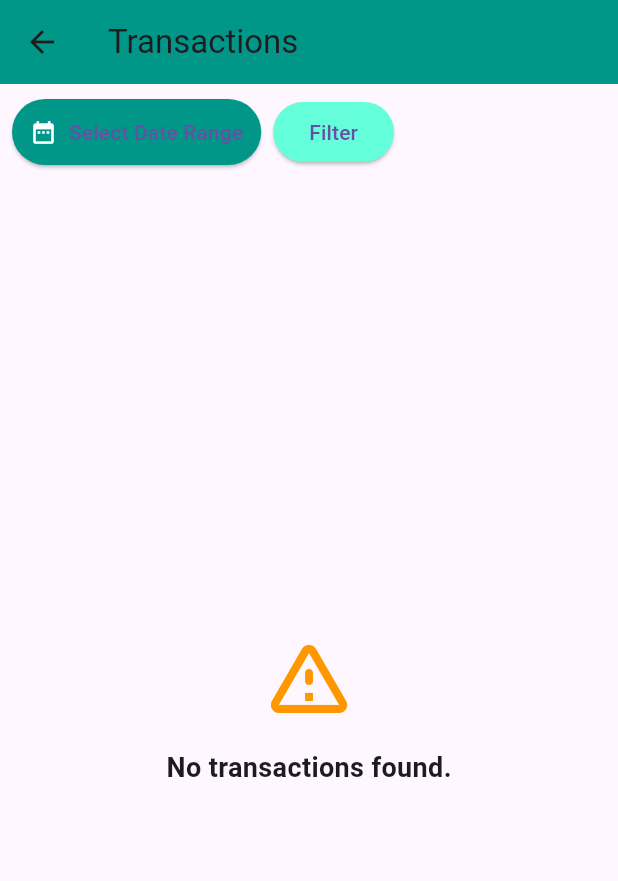
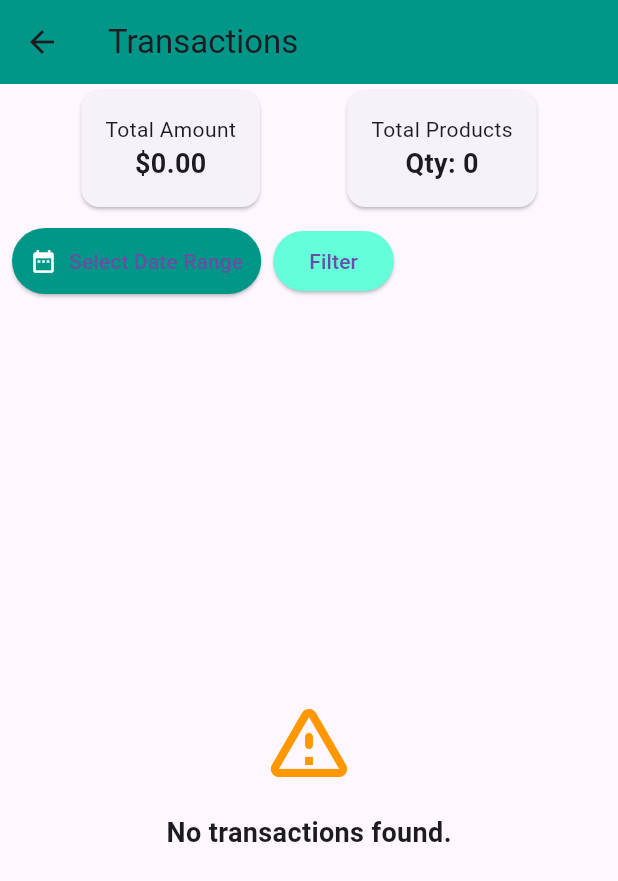
Before and after one commit to OMAR-DIB/testo_ecr_pos, a Flutter app: the ReportPage screen opened directly, on a phone screen of 412 x 824 dp. Shown: the top 881 px of the screen. Run offline on Flutter 3.47's test engine with Material 3 defaults, Android fonts, the phone set to English and light mode, and no system bars; our stand-ins replace objectbox, shared_preferences; accounts and stored records are empty; generated files the repository leaves out were written again.

Commit message:
new changes on the way

```diff
--- a/lib/view/report_page.dart
+++ b/lib/view/report_page.dart
@@ -45,11 +45,24 @@ class _ReportPageState extends State<ReportPage> {
     final end = DateFormat('yyyy-MM-dd').format(endDate!);
 
     setState(() {
-      filteredTransactions = transactionBox.query(
-        Transaction_.transactionDate.greaterOrEqual(start).and(
-          Transaction_.transactionDate.lessOrEqual(end),
-        ),
-      ).build().find();
+      filteredTransactions = transactionBox
+          .query(
+            Transaction_.transactionDate.greaterOrEqual(start).and(
+                  Transaction_.transactionDate.lessOrEqual(end),
+                ),
+          )
+          .build()
+          .find();
+    });
+  }
+
+  double _calculateTotalAmount() {
+    return filteredTransactions.fold(0.0, (total, transaction) {
+      return total +
+          transaction.lines.fold(
+            0.0,
+            (lineTotal, line) => lineTotal + (line.price * line.quantity),
+          );
     });
   }
 
@@ -85,7 +98,7 @@ class _ReportPageState extends State<ReportPage> {
   @override
   Widget build(BuildContext context) {
     final groupedTransactions = _groupTransactionsByDate();
-
+    final totalTransaction = _calculateTotalAmount();
     return Scaffold(
       appBar: AppBar(
         title: const Text('Transactions'),
@@ -93,6 +106,51 @@ class _ReportPageState extends State<ReportPage> {
       ),
       body: Column(
         children: [
+          Row(
+            mainAxisAlignment: MainAxisAlignment.spaceEvenly,
+            children: [
+              Card(
+                child: Padding(
+                  padding: const EdgeInsets.all(16.0),
+                  child: Column(
+                    children: [
+                      const Text('Total Amount'),
+                      Text(
+                        '\$${totalTransaction.toStringAsFixed(2)}',
+                        style: const TextStyle(
+                          fontSize: 18,
+                          fontWeight: FontWeight.bold,
+                        ),
+                      ),
+                    ],
+                  ),
+                ),
+              ),
+              Card(
+                child: Padding(
+                  padding: const EdgeInsets.all(16.0),
+                  child: Column(
+                    children: [
+                      const Text('Total Products'),
+                      Text(
+                        'Qty: ${filteredTransactions.fold<int>(0, (sum, transaction) {
+                          return sum +
+                              transaction.lines.fold<int>(
+                                0,
+                                (lineSum, line) => lineSum + line.quantity,
+                              );
+                        })}',
+                        style: const TextStyle(
+                          fontSize: 18,
+                          fontWeight: FontWeight.bold,
+                        ),
+                      ),
+                    ],
+                  ),
+                ),
+              ),
+            ],
+          ),
           Padding(
             padding: const EdgeInsets.all(8.0),
             child: Row(
@@ -144,7 +202,8 @@ class _ReportPageState extends State<ReportPage> {
                     : ListView.builder(
                         itemCount: groupedTransactions.keys.length,
                         itemBuilder: (context, index) {
-                          final date = groupedTransactions.keys.elementAt(index);
+                          final date =
+                              groupedTransactions.keys.elementAt(index);
                           final transactions = groupedTransactions[date]!;
 
                           return Column(
```
